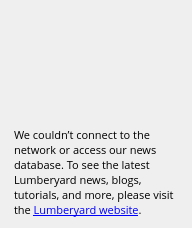
First picture: the form in Code/Tools/News/NewsShared/Qt/ArticleErrorView.ui, repository o3de/o3de, before the edit.
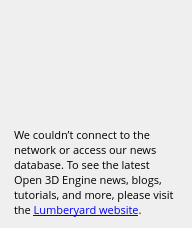
Second picture: the form after the edit. Icons and pictures are not drawn. Custom widgets are drawn as their Qt base class.

What changed in the file:
```diff
--- a/Code/Tools/News/NewsShared/Qt/ArticleErrorView.ui
+++ b/Code/Tools/News/NewsShared/Qt/ArticleErrorView.ui
@@ -168,7 +168,7 @@
              <string notr="true">a { text-decoration: underline; color: red }</string>
             </property>
             <property name="text">
-             <string>We couldn’t connect to the network or access our news database. To see the latest Lumberyard news, blogs, tutorials, and more, please visit the &lt;a href=&quot;http://aws.amazon.com/lumberyard/&quot;&gt;Lumberyard website&lt;/a&gt;.</string>
+             <string>We couldn’t connect to the network or access our news database. To see the latest Open 3D Engine news, blogs, tutorials, and more, please visit the &lt;a href=&quot;http://aws.amazon.com/lumberyard/&quot;&gt;Lumberyard website&lt;/a&gt;.</string>
             </property>
             <property name="alignment">
              <set>Qt::AlignLeading|Qt::AlignLeft|Qt::AlignVCenter</set>
```
